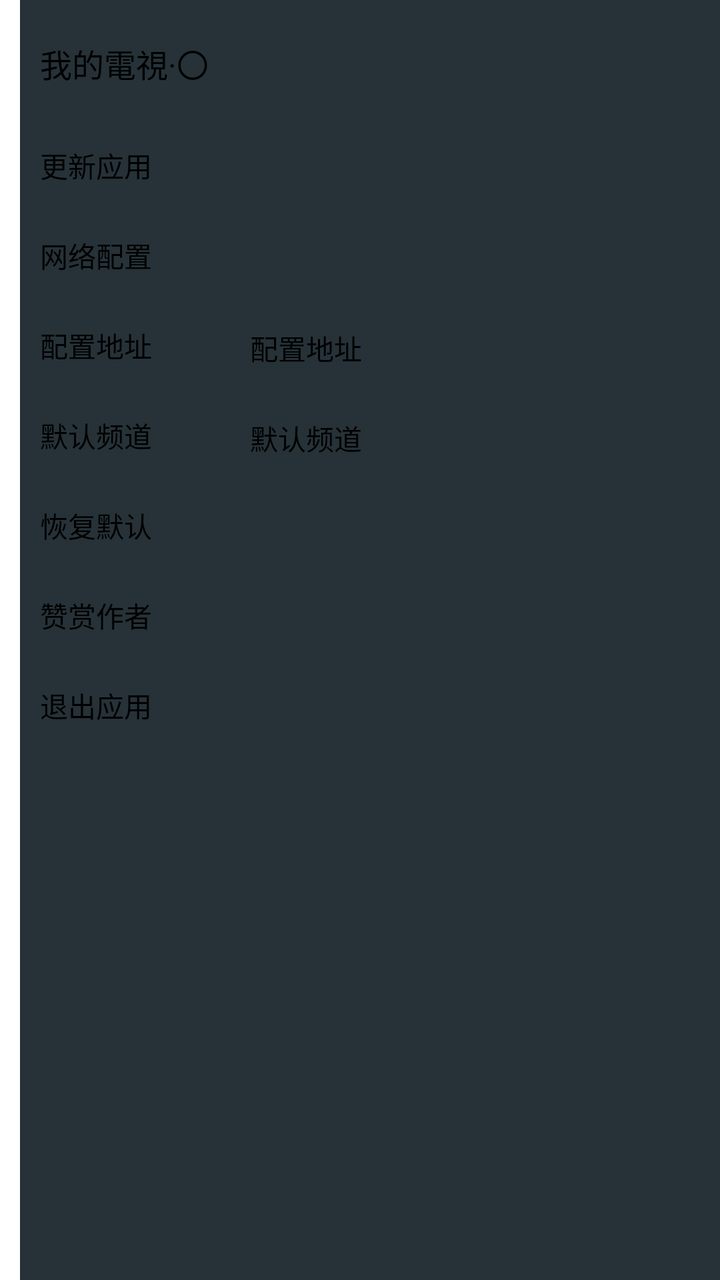
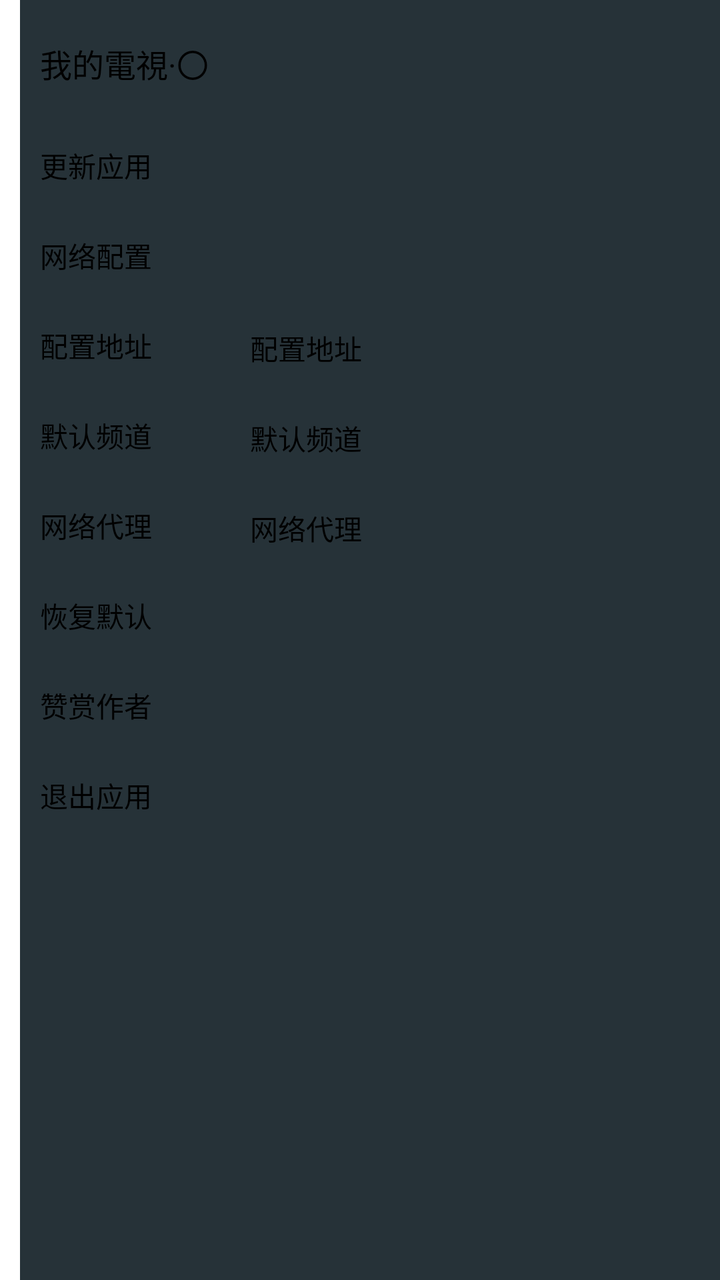

Compare the two renders of this Android layout. The source of the first and the diff that turns it into the second are given below.
<!-- AndroidManifest.xml: application theme Theme.MyTV0 -->
<!-- res/layout/setting.xml -->
<?xml version="1.0" encoding="utf-8"?>
<LinearLayout xmlns:android="http://schemas.android.com/apk/res/android"
    android:id="@+id/setting"
    android:layout_width="match_parent"
    android:layout_height="match_parent"
    android:clickable="true"
    android:focusable="false"
    android:gravity="end"
    >
    <ScrollView
        android:id="@+id/container"
        android:layout_width="wrap_content"
        android:layout_height="match_parent"
        android:fillViewport="true"
        >
    <LinearLayout
        android:id="@+id/content"
        android:layout_width="350dp"
        android:layout_height="wrap_content"
        android:orientation="vertical"
        android:paddingTop="20dp"
        android:paddingLeft="10dp"
        android:paddingRight="10dp"
        android:background="@color/blur"
        >
        <TextView
            android:id="@+id/name"
            android:layout_width="wrap_content"
            android:layout_height="wrap_content"
            android:text="@string/app_name"
            android:textSize="16sp" />
        <TextView
            android:id="@+id/version"
            android:layout_width="wrap_content"
            android:layout_height="wrap_content"
            android:layout_marginTop="10dp"
            android:text=""
            android:textSize="14sp"
            />
        <LinearLayout
            android:layout_width="match_parent"
            android:layout_height="wrap_content"
            android:orientation="horizontal"
            >
            <Button
                android:id="@+id/check_version"
                android:layout_width="100dp"
                android:layout_height="45dp"
                android:layout_marginEnd="5dp"
                android:textSize="14sp"
                android:text="@string/check_version"
                />
            <ProgressBar
                android:visibility="gone"
                android:layout_width="wrap_content"
                android:layout_height="wrap_content"
                />
            <TextView
                android:id="@+id/version_name"
                android:text=""
                android:textSize="14sp"
                android:layout_width="wrap_content"
                android:layout_height="wrap_content" />
        </LinearLayout>
        <LinearLayout
            android:layout_width="match_parent"
            android:layout_height="wrap_content"
            android:orientation="horizontal">
            <Button
                android:id="@+id/qrcode"
                android:layout_width="100dp"
                android:layout_height="45dp"
                android:layout_marginEnd="5dp"
                android:textSize="14sp"
                android:text="@string/server" />
            <TextView
                android:id="@+id/server"
                android:layout_width="245dp"
                android:layout_height="wrap_content"
                android:text=""
                android:textSize="14sp"
                />
        </LinearLayout>
        <LinearLayout
            android:layout_width="match_parent"
            android:layout_height="wrap_content"
            android:orientation="horizontal">
            <Button
                android:id="@+id/confirm_config"
                android:layout_width="100dp"
                android:layout_height="45dp"
                android:layout_marginEnd="5dp"
                android:textSize="14sp"
                android:text="@string/channels" />
            <EditText
                android:id="@+id/config"
                android:layout_width="245dp"
                android:layout_height="wrap_content"
                android:textSize="14sp"
                android:autofillHints=""
                android:hint="@string/channels"
                android:scrollbars="vertical"
                android:inputType="textMultiLine" />
        </LinearLayout>
        <LinearLayout
            android:layout_width="match_parent"
            android:layout_height="wrap_content"
            android:orientation="horizontal">
            <Button
                android:id="@+id/confirm_channel"
                android:layout_width="100dp"
                android:layout_height="45dp"
                android:layout_marginEnd="5dp"
                android:textSize="14sp"
                android:text="@string/channel" />
            <EditText
                android:id="@+id/channel"
                android:layout_width="245dp"
                android:layout_height="wrap_content"
                android:textSize="14sp"
                android:autofillHints=""
                android:hint="@string/channel"
                android:scrollbars="vertical"
                android:inputType="textMultiLine" />
        </LinearLayout>
        <Button
            android:id="@+id/clear"
            android:layout_width="100dp"
            android:layout_height="45dp"
            android:layout_marginTop="0dp"
            android:text="@string/clear"
            android:textSize="14sp"
            />
        <Button
            android:id="@+id/appreciate"
            android:layout_width="100dp"
            android:layout_height="45dp"
            android:layout_marginTop="0dp"
            android:text="@string/appreciate"
            android:textSize="14sp"
            />
        <Button
            android:id="@+id/exit"
            android:layout_width="100dp"
            android:layout_height="45dp"
            android:layout_marginTop="0dp"
            android:text="@string/exit"
            android:textSize="14sp"
            />
        <Switch
            android:id="@+id/switch_channel_reversal"
            android:text="@string/title_channel_reversal"
            android:textSize="14sp"
            android:layout_marginTop="5dp"
            android:layout_width="match_parent"
            android:layout_height="wrap_content" />
        <Switch
            android:id="@+id/switch_channel_num"
            android:text="@string/title_channel_num"
            android:textSize="14sp"
            android:layout_marginTop="5dp"
            android:layout_width="match_parent"
            android:layout_height="wrap_content" />
        <Switch
            android:id="@+id/switch_time"
            android:text="@string/title_time"
            android:textSize="14sp"
            android:layout_marginTop="5dp"
            android:layout_width="match_parent"
            android:layout_height="wrap_content" />
        <Switch
            android:id="@+id/switch_boot_startup"
            android:text="@string/title_boot_startup"
            android:layout_marginTop="5dp"
            android:textSize="14sp"
            android:layout_width="match_parent"
            android:layout_height="wrap_content" />
        <Switch
            android:id="@+id/switch_repeat_info"
            android:text="@string/title_repeat_info"
            android:textSize="14sp"
            android:layout_marginTop="5dp"
            android:layout_width="match_parent"
            android:layout_height="wrap_content" />
        <Switch
            android:id="@+id/switch_config_auto_load"
            android:text="@string/title_config_auto_load"
            android:textSize="14sp"
            android:layout_marginTop="5dp"
            android:layout_width="match_parent"
            android:layout_height="wrap_content" />

        <Switch
            android:id="@+id/switch_default_like"
            android:text="@string/title_default_like"
            android:textSize="14sp"
            android:layout_marginTop="5dp"
            android:layout_width="match_parent"
            android:layout_height="wrap_content" />
    </LinearLayout>
    </ScrollView>
</LinearLayout>
<!-- resources referenced by this layout -->
<resources>
  <color name="blur">#FF263238</color>
  <string name="app_name">我的電視·〇</string>
  <string name="appreciate">赞赏作者</string>
  <string name="channel">默认频道</string>
  <string name="channels">配置地址</string>
  <string name="check_version">更新应用</string>
  <string name="clear">恢复默认</string>
  <string name="exit">退出应用</string>
  <string name="server">网络配置</string>
  <string name="title_boot_startup">开机自启</string>
  <string name="title_channel_num">换台时显示频道号</string>
  <string name="title_channel_reversal">换台反转</string>
  <string name="title_config_auto_load">应用启动后自动更新视频源</string>
  <string name="title_default_like">应用启动后进入我的收藏</string>
  <string name="title_repeat_info">循环播放时显示视频信息</string>
  <string name="title_time">显示时间</string>
  <style name="Theme.MyTV0" parent="@style/Theme.Leanback">
          <item name="windowNoTitle">true</item>
      </style>
</resources>

<!-- the commit's change to res/layout/setting.xml (unified diff, before → after) -->
@@ -123,6 +123,27 @@
                 android:scrollbars="vertical"
                 android:inputType="textMultiLine" />
         </LinearLayout>
+        <LinearLayout
+            android:layout_width="match_parent"
+            android:layout_height="wrap_content"
+            android:orientation="horizontal">
+            <Button
+                android:id="@+id/confirm_proxy"
+                android:layout_width="100dp"
+                android:layout_height="45dp"
+                android:layout_marginEnd="5dp"
+                android:textSize="14sp"
+                android:text="@string/proxy" />
+            <EditText
+                android:id="@+id/proxy"
+                android:layout_width="245dp"
+                android:layout_height="wrap_content"
+                android:textSize="14sp"
+                android:autofillHints=""
+                android:hint="@string/proxy"
+                android:scrollbars="vertical"
+                android:inputType="textMultiLine" />
+        </LinearLayout>
         <Button
             android:id="@+id/clear"
             android:layout_width="100dp"
<!-- resource entries referenced after the edit -->
@@ -8,6 +8,7 @@
   <string name="check_version">更新应用</string>
   <string name="clear">恢复默认</string>
   <string name="exit">退出应用</string>
+  <string name="proxy">网络代理</string>
   <string name="server">网络配置</string>
   <string name="title_boot_startup">开机自启</string>
   <string name="title_channel_num">换台时显示频道号</string>
